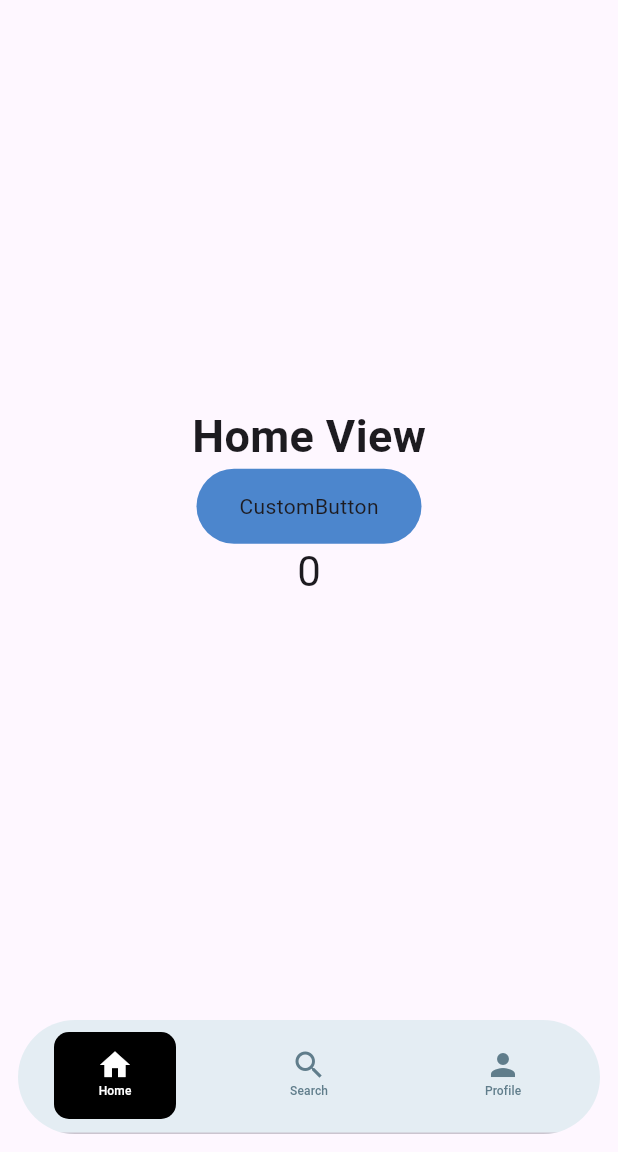
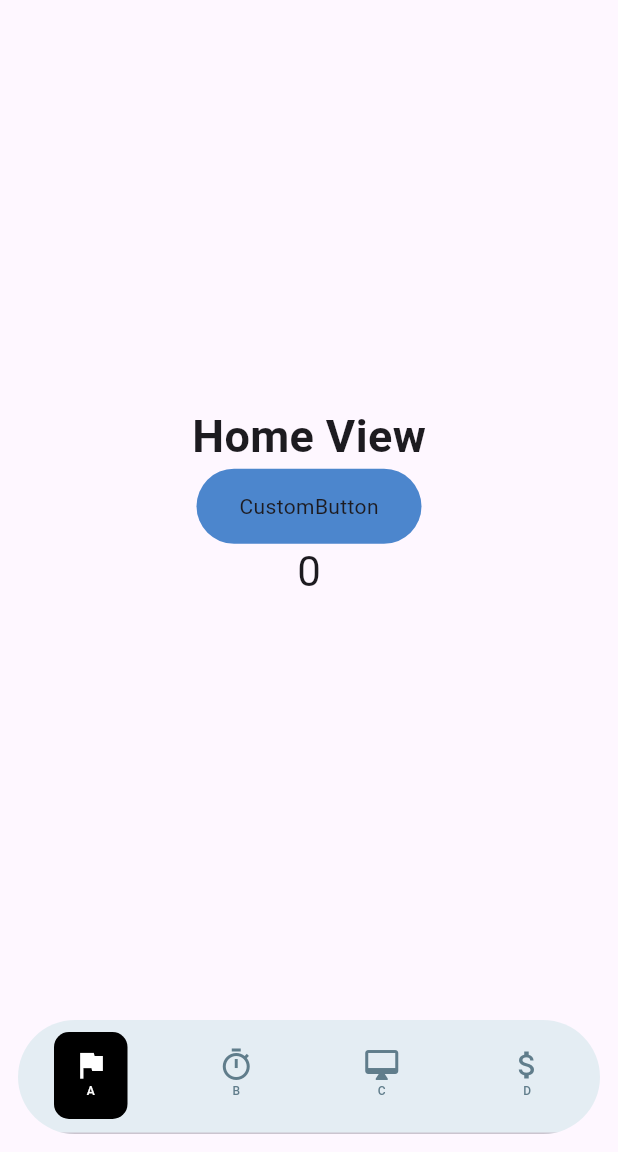
Before and after one commit to etnet-robingeng/test_flutter_package, a Flutter app: the screen it shows after launch, on a phone screen of 412 x 824 dp, the part 84-1236 px from its top. Run offline on Flutter 3.47's test engine with Material 3 defaults, Android fonts, the phone set to English and light mode, and no system bars.

Commit message:
change to channel stable

```diff
--- a/example/lib/main.dart
+++ b/example/lib/main.dart
@@ -48,11 +48,16 @@ class _MyHomePageState extends State<MyHomePage> with SingleTickerProviderStateM
     Text('Home View', style: optionStyle),
     Text('Search View', style: optionStyle),
     Text('Profile View', style: optionStyle),
+    Text('Profile 1', style: optionStyle),
   ];
 
-  final List<Widget> icons = [Icon(Icons.home), Icon(Icons.search), Icon(Icons.person)];
-
-  final List<String> labels = ['Home', 'Search', 'Profile'];
+  final List<Widget> icons = [
+    Icon(Icons.flag),
+    Icon(Icons.timer_sharp),
+    Icon(Icons.desktop_mac_outlined),
+    Icon(Icons.attach_money),
+  ];
+  final List<String> labels = ['A', 'B', 'C', 'D'];
 
   void _onItemTapped(int index) {
     setState(() {
--- a/example/pubspec.yaml
+++ b/example/pubspec.yaml
@@ -19,7 +19,7 @@ publish_to: 'none' # Remove this line if you wish to publish to pub.dev
 version: 1.0.0+1
 
 environment:
-  sdk: ^3.8.0-142.0.dev
+  sdk: ">=3.7.0 <4.0.0"
 
 # Dependencies specify other packages that your package needs in order to work.
 # To automatically upgrade your package dependencies to the latest versions
--- a/pubspec.yaml
+++ b/pubspec.yaml
@@ -3,7 +3,7 @@ description: "A new Flutter project."
 version: 0.0.1
 
 environment:
-  sdk: ^3.8.0-142.0.dev
+  sdk: ">=3.7.0 <4.0.0"
   flutter: ">=1.17.0"
 
 dependencies:
```
Also changed, not shown: example/pubspec.lock.
